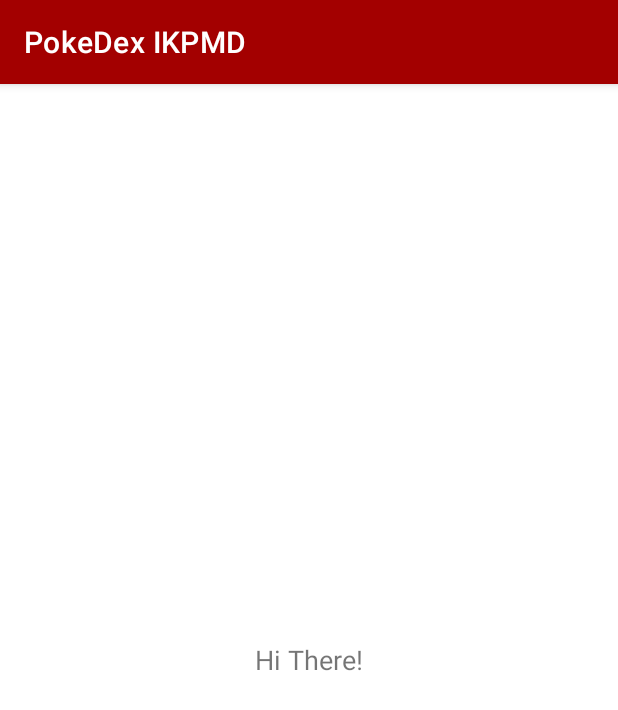
After one commit to NAkbulut/IKPMD, an Android app: the PokeDetails screen opened directly, with no data from a screen before it, on a phone screen of 412 x 824 dp. The commit adds this screen. Shown: the top 710 px of the screen. Run offline under Robolectric (Android 15) with nearby library versions, the phone set to English and light mode, and no system bars.

```diff
--- a/app/src/main/AndroidManifest.xml
+++ b/app/src/main/AndroidManifest.xml
@@ -7,6 +7,7 @@
         android:label="@string/app_name"
         android:supportsRtl="true"
         android:theme="@style/Theme.IKPMD_Periode2">
+        <activity android:name=".PokeDetails"></activity>
         <activity
             android:name=".MainActivity"
             android:label="@string/title_activity_main">
--- /dev/null
+++ b/app/src/main/java/com/example/ikpmd_periode2/PokeDetails.java
@@ -0,0 +1,14 @@
+package com.example.ikpmd_periode2;
+
+import androidx.appcompat.app.AppCompatActivity;
+
+import android.os.Bundle;
+
+public class PokeDetails extends AppCompatActivity {
+
+    @Override
+    protected void onCreate(Bundle savedInstanceState) {
+        super.onCreate(savedInstanceState);
+        setContentView(R.layout.activity_poke_details);
+    }
+}
--- /dev/null
+++ b/app/src/main/res/layout/activity_poke_details.xml
@@ -0,0 +1,15 @@
+<?xml version="1.0" encoding="utf-8"?>
+<RelativeLayout xmlns:android="http://schemas.android.com/apk/res/android"
+    xmlns:app="http://schemas.android.com/apk/res-auto"
+    xmlns:tools="http://schemas.android.com/tools"
+    android:layout_width="match_parent"
+    android:layout_height="match_parent"
+    tools:context=".PokeDetails">
+    <TextView
+        android:layout_width="wrap_content"
+        android:text="Hi There!"
+        android:textSize="18sp"
+        android:layout_centerInParent="true"
+        android:layout_height="wrap_content"/>
+
+</RelativeLayout>
```
Also changed, not shown: app/src/main/java/com/example/ikpmd_periode2/MainActivity.java (+13 -1 lines), app/src/main/res/layout/activity_main.xml (+5 -5 lines), app/src/main/res/layout/fragment_pokedex.xml (+43 -36 lines).
